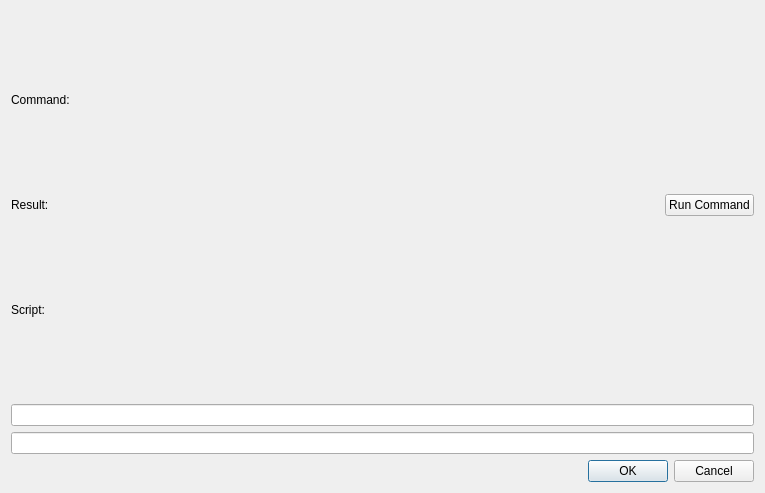
The window that XMonitor/ui/StepScriptDialog.ui (yewberry/yewtic) describes before a commit, drawn with Qt 5.
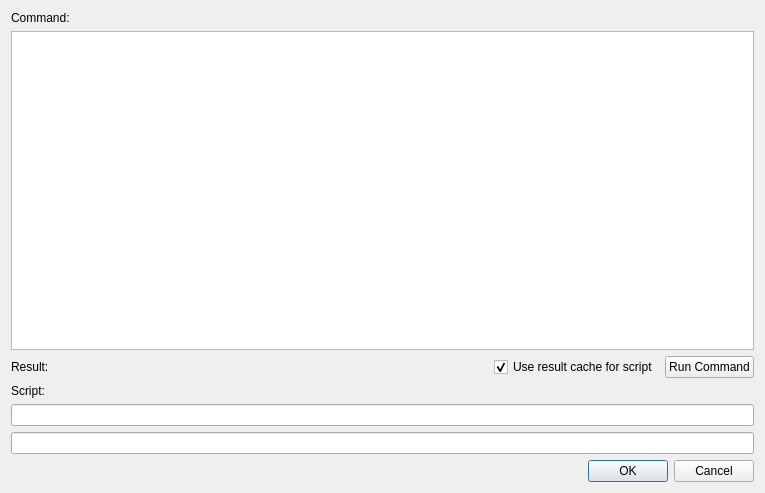
The same window after the commit.

Diff of the .ui file:
```diff
--- a/XMonitor/ui/StepScriptDialog.ui
+++ b/XMonitor/ui/StepScriptDialog.ui
@@ -17,7 +17,7 @@
    <item>
     <layout class="QHBoxLayout" name="mainLayout" stretch="4">
      <item>
-      <layout class="QVBoxLayout" name="editorLayout" stretch="0,0,0">
+      <layout class="QVBoxLayout" name="editorLayout" stretch="0,1,0,0">
        <item>
         <widget class="QLabel" name="label">
          <property name="sizePolicy">
@@ -32,7 +32,18 @@
         </widget>
        </item>
        <item>
-        <layout class="QHBoxLayout" name="horizontalLayout_2">
+        <layout class="QHBoxLayout" name="CmdLayout">
+         <item>
+          <widget class="QPlainTextEdit" name="scriptOutput">
+           <property name="readOnly">
+            <bool>true</bool>
+           </property>
+          </widget>
+         </item>
+        </layout>
+       </item>
+       <item>
+        <layout class="QHBoxLayout" name="ResultLayout">
          <item>
           <widget class="QLabel" name="label_2">
            <property name="sizePolicy">
@@ -46,6 +57,16 @@
            </property>
           </widget>
          </item>
+         <item>
+          <widget class="QCheckBox" name="useResultCache">
+           <property name="text">
+            <string>Use result cache for script</string>
+           </property>
+           <property name="checked">
+            <bool>true</bool>
+           </property>
+          </widget>
+         </item>
          <item>
           <widget class="QPushButton" name="runCmdBtn">
            <property name="text">
```
